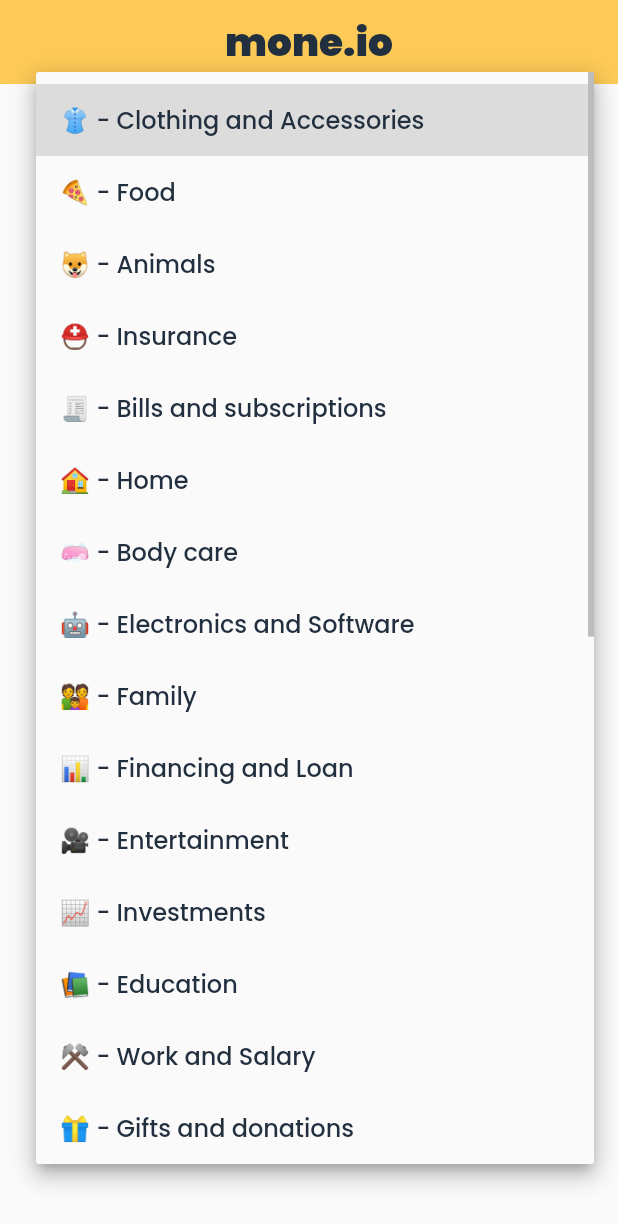
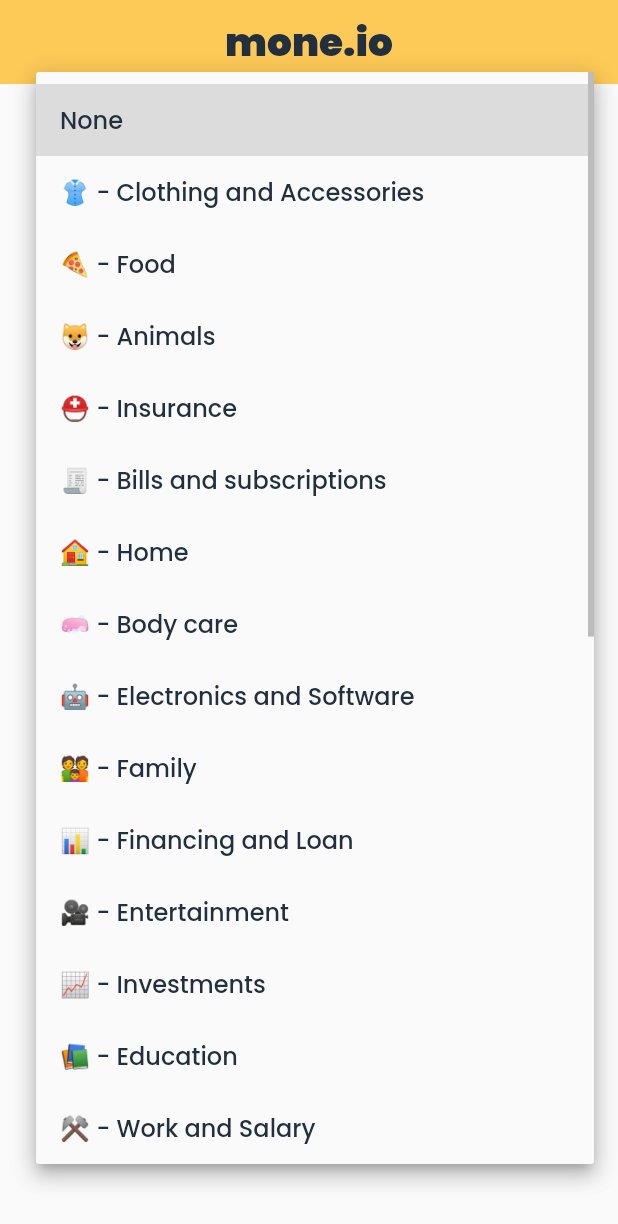
Before and after one commit to sungvzer/moneio, a Flutter app: the AddTransactionPage screen opened directly, after a tap on "Add", after a tap on "Please select a category", on a phone screen of 412 x 824 dp. Shown: the top 1224 px of the screen. Run offline on Flutter 3.47's test engine with Material 2 defaults, Android fonts, the phone set to English and light mode, and no system bars; our stand-ins replace bloc, cloud_firestore, currency_text_input_formatter, firebase_auth, firebase_core, flutter_bloc and 2 more; accounts and stored records are empty.

Commit message:
Everywhere: improve constant categories by using a map

```diff
--- a/lib/constants.dart
+++ b/lib/constants.dart
@@ -3,37 +3,153 @@ import 'package:moneio/models/transaction_category.dart';
 const bool debug = false;
 const bool morePrinting = false;
 
-List<TransactionCategory> categories = [
-  TransactionCategory("CLOTHING", "Clothing and Accessories", "👚"),
-  TransactionCategory("FOOD", "Food", "🍕"),
-  TransactionCategory("ANIMAL", "Animals", "🐶"),
-  TransactionCategory("INSURANCE", "Insurance", "⛑"),
-  TransactionCategory("BILLS", "Bills and subscriptions", "🧾"),
-  TransactionCategory("HOME", "Home", "🏠"),
-  TransactionCategory("BODY_CARE", "Body care", "🧼"),
-  TransactionCategory("ELECTRONIC", "Electronics and Software", "🤖"),
-  TransactionCategory("FAMILY", "Family", "👪"),
-  TransactionCategory("FINANCING", "Financing and Loan", "📊"),
-  TransactionCategory("ENTERTAINMENT", "Entertainment", "🎥"),
-  TransactionCategory("INVESTMENT", "Investments", "📈"),
-  TransactionCategory("EDUCATION", "Education", "📚"),
-  TransactionCategory("WORK_SALARY", "Work and Salary", "⚒"),
-  TransactionCategory("GIFT", "Gifts and donations", "🎁"),
-  TransactionCategory("GENERIC", "Generic", "💰"),
-  TransactionCategory("REFUND", "Refunds", "↩"),
-  TransactionCategory("RESTAURANTS", "Restaurants and Coffee Shops", "🍽️"),
-  TransactionCategory("HEALTH", "Health", "🩺"),
-  TransactionCategory("SPORT", "Sports", "⚽"),
-  TransactionCategory("HOBBY", "Hobbies", "🔨"),
-  TransactionCategory("TAX", "Taxes and commissions", "📝"),
-  TransactionCategory("TRANSPORT", "Means of transportation", "🚌"),
-  TransactionCategory("SALE", "Sales", "💰"),
-  TransactionCategory("TOPUP", "Top ups", "🔃"),
-  TransactionCategory("ATM", "ATM", "🏧"),
-  TransactionCategory("CRYPTO", "Cryptocurrency", "💸"),
-  TransactionCategory("SHOPPING", "Shopping", "🛍️"),
-  TransactionCategory("NONE", "", "")
-].toList(); // This HACK enables us to cache initial values in TransactionCategory._cache if needed
+Map<String, TransactionCategory> categories = {
+  "CLOTHING": TransactionCategory(
+    "CLOTHING",
+    "Clothing and Accessories",
+    "👚",
+  ),
+  "FOOD": TransactionCategory(
+    "FOOD",
+    "Food",
+    "🍕",
+  ),
+  "ANIMAL": TransactionCategory(
+    "ANIMAL",
+    "Animals",
+    "🐶",
+  ),
+  "INSURANCE": TransactionCategory(
+    "INSURANCE",
+    "Insurance",
+    "⛑",
+  ),
+  "BILLS": TransactionCategory(
+    "BILLS",
+    "Bills and subscriptions",
+    "🧾",
+  ),
+  "HOME": TransactionCategory(
+    "HOME",
+    "Home",
+    "🏠",
+  ),
+  "BODY_CARE": TransactionCategory(
+    "BODY_CARE",
+    "Body care",
+    "🧼",
+  ),
+  "ELECTRONIC,": TransactionCategory(
+    "ELECTRONIC",
+    "Electronics and Software",
+    "🤖",
+  ),
+  "FAMILY": TransactionCategory(
+    "FAMILY",
+    "Family",
+    "👪",
+  ),
+  "FINANCING": TransactionCategory(
+    "FINANCING",
+    "Financing and Loan",
+    "📊",
+  ),
+  "ENTERTAINMENT": TransactionCategory(
+    "ENTERTAINMENT",
+    "Entertainment",
+    "🎥",
+  ),
+  "INVESTMENT": TransactionCategory(
+    "INVESTMENT",
+    "Investments",
+    "📈",
+  ),
+  "EDUCATION": TransactionCategory(
+    "EDUCATION",
+    "Education",
+    "📚",
+  ),
+  "WORK_SALARY": TransactionCategory(
+    "WORK_SALARY",
+    "Work and Salary",
+    "⚒",
+  ),
+  "GIFT": TransactionCategory(
+    "GIFT",
+    "Gifts and donations",
+    "🎁",
+  ),
+  "GENERIC": TransactionCategory(
+    "GENERIC",
+    "Generic",
+    "💰",
+  ),
+  "REFUND": TransactionCategory(
+    "REFUND",
+    "Refunds",
+    "↩",
+  ),
+  "RESTAURANTS,": TransactionCategory(
+    "RESTAURANTS",
+    "Restaurants and Coffee Shops",
+    "🍽️",
+  ),
+  "HEALTH": TransactionCategory(
+    "HEALTH",
+    "Health",
+    "🩺",
+  ),
+  "SPORT": TransactionCategory(
+    "SPORT",
+    "Sports",
+    "⚽",
+  ),
+  "HOBBY": TransactionCategory(
+    "HOBBY",
+    "Hobbies",
+    "🔨",
+  ),
+  "TAX": TransactionCategory(
+    "TAX",
+    "Taxes and commissions",
+    "📝",
+  ),
+  "TRANSPORT,": TransactionCategory(
+    "TRANSPORT",
+    "Means of transportation",
+    "🚌",
+  ),
+  "SALE": TransactionCategory(
+    "SALE",
+    "Sales",
+    "💰",
+  ),
+  "TOPUP": TransactionCategory(
+    "TOPUP",
+    "Top ups",
+    "🔃",
+  ),
+  "ATM": TransactionCategory(
+    "ATM",
+    "ATM",
+    "🏧",
+  ),
+  "CRYPTO": TransactionCategory(
+    "CRYPTO",
+    "Cryptocurrency",
+    "💸",
+  ),
+  "SHOPPING": TransactionCategory(
+    "SHOPPING",
+    "Shopping",
+    "🛍️",
+  ),
+  "NONE": TransactionCategory(
+    "NONE",
+    "",
+    "",
+  )
+};
 
 const Map<String, String> currencyToSymbol = {
   "EUR": "€",
--- a/lib/models/transaction.dart
+++ b/lib/models/transaction.dart
@@ -50,9 +50,7 @@ class Transaction extends Comparable {
     if (json["category"] is Map) {
       category = TransactionCategory.fromMap(json["category"]);
     } else if (json["category"] is String) {
-      category = categories
-          .where((category) => category.uniqueID == json["category"] as String)
-          .first;
+      category = categories[json["category"]!]!;
     } else {
       throw UnimplementedError();
     }
--- a/lib/views/home/add_transaction_page.dart
+++ b/lib/views/home/add_transaction_page.dart
@@ -15,6 +15,7 @@ import 'package:moneio/widgets/labelled_form_field.dart';
 
 class AddTransactionPage extends StatefulWidget {
   static final String id = '/home/add_transaction';
+
   AddTransactionPage();
 
   @override
@@ -349,22 +350,7 @@ class _TransactionForm extends StatelessWidget {
                   fontWeight: FontWeight.w500,
                   fontSize: 16,
                 ),
-                items: categories.map((final TransactionCategory cat) {
-                  return DropdownMenuItem(
-                    child: Text(cat.emoji + ' - ' + cat.name),
-                    value: cat.uniqueID,
-                  );
-                }).toList(),
-                // items: categoriesToText.values.map((final String value) {
-                //   const Map<String, String> map = categoriesToText;
-                //   String key;
-                //   key = map.keys.where((y) => map[y] == value).first;
-                //   final String emoji = categoriesToEmoji[key];
-                //   return DropdownMenuItem(
-                //     child: Text("$emoji - $value"),
-                //     value: key,
-                //   );
-                // }).toList(),
+                items: _getCategoriesMenuItems(),
                 hint: Center(child: Text("Please select a category")),
               ),
             ),
@@ -432,7 +418,7 @@ class _TransactionForm extends StatelessWidget {
                         map["amount"] = amountNumber;
                         map["tag"] = tag;
                         map["category"] =
-                            TransactionCategory(_selectedCategory).toMap();
+                            categories[_selectedCategory]!.toMap();
                         map["date"] = DateTime(dateList[2], dateList[1],
                                 dateList[0], parsedTime.hour, parsedTime.minute)
                             .toIso8601String();
@@ -522,4 +508,24 @@ class _TransactionForm extends StatelessWidget {
     parsedTime = TimeOfDay(hour: hour, minute: minute);
     return parsedTime;
   }
+
+  List<DropdownMenuItem> _getCategoriesMenuItems() {
+    final values = categories.values.toList();
+    var list = <DropdownMenuItem>[];
+
+    list.add(
+      DropdownMenuItem(
+        child: Text("None"),
+        value: "NONE",
+      ),
+    );
+
+    for (var value in values.where((c) => c.uniqueID != "NONE")) {
+      list.add(DropdownMenuItem(
+        child: Text("${value.emoji} - ${value.name}"),
+        value: value.uniqueID,
+      ));
+    }
+    return list;
+  }
 }
--- a/lib/widgets/sum_widget.dart
+++ b/lib/widgets/sum_widget.dart
@@ -93,12 +93,12 @@ class SumWidgetState extends State<SumWidget> {
     }
 
     amountString = Transaction(
-            amount: amount,
-            currency: maxKey,
-            date: DateTime.now(),
-            category: TransactionCategory("NONE"))
-        .getSeparatedAmountString(
-            currency: true, sign: false, humanReadable: _humanReadable);
+      amount: amount,
+      currency: maxKey,
+      date: DateTime.now(),
+      category: categories["NONE"]!,
+    ).getSeparatedAmountString(
+        currency: true, sign: false, humanReadable: _humanReadable);
 
     if (morePrinting)
       debugPrint(
```
